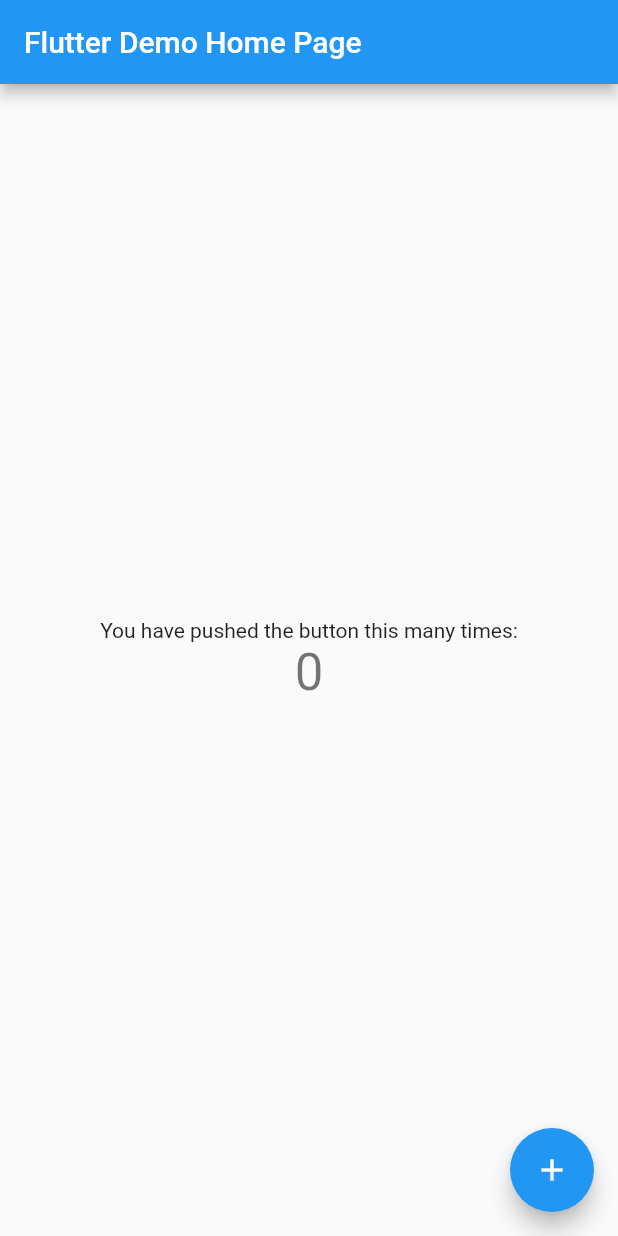
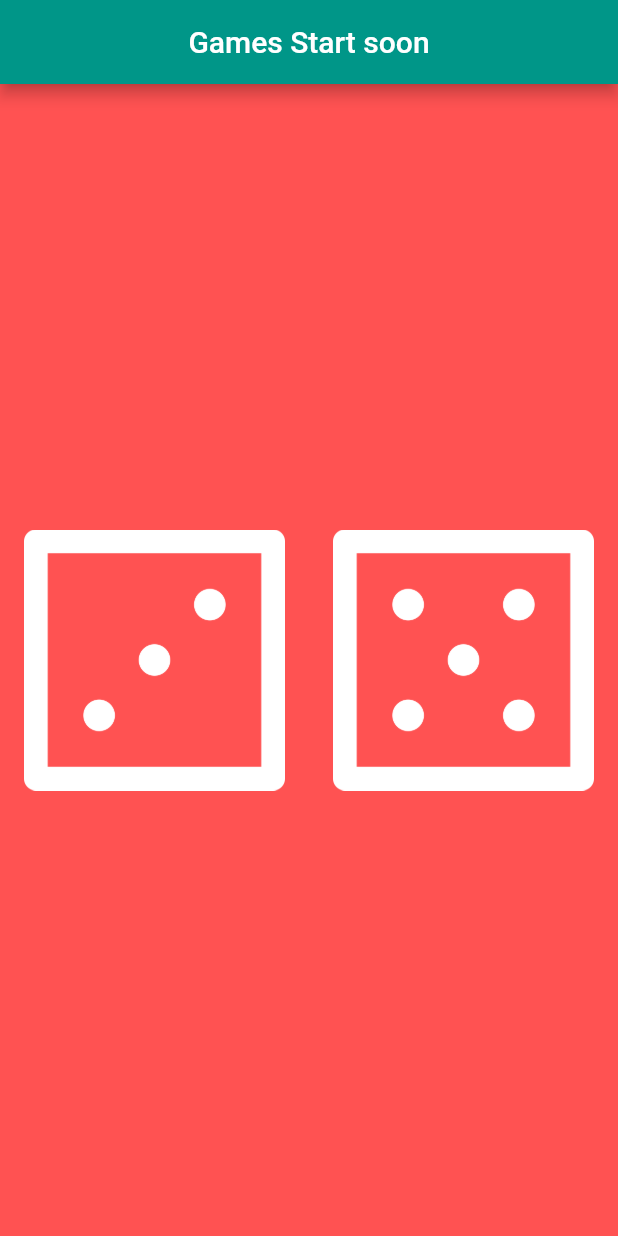
Before and after one commit to gisiora/Flutter-gesture-detection, a Flutter app: the screen it shows after launch, on a phone screen of 412 x 824 dp. Run offline on Flutter 3.47's test engine with Material 2 defaults, Android fonts, the phone set to English and light mode, and no system bars.

Commit message:
first commit

```diff
--- a/lib/main.dart
+++ b/lib/main.dart
@@ -1,115 +1,74 @@
+import 'dart:math';
 import 'package:flutter/material.dart';
-
 void main() {
-  runApp(const MyApp());
+  runApp(MyApp());
 }
 
 class MyApp extends StatelessWidget {
-  const MyApp({Key? key}) : super(key: key);
-
   // This widget is the root of your application.
   @override
   Widget build(BuildContext context) {
+
     return MaterialApp(
-      title: 'Flutter Demo',
-      theme: ThemeData(
-        // This is the theme of your application.
-        //
-        // Try running your application with "flutter run". You'll see the
-        // application has a blue toolbar. Then, without quitting the app, try
-        // changing the primarySwatch below to Colors.green and then invoke
-        // "hot reload" (press "r" in the console where you ran "flutter run",
-        // or simply save your changes to "hot reload" in a Flutter IDE).
-        // Notice that the counter didn't reset back to zero; the application
-        // is not restarted.
-        primarySwatch: Colors.blue,
+      home: Scaffold(
+        backgroundColor: Colors.redAccent,
+        appBar: AppBar(
+          title: Text('Games Start soon'),
+          centerTitle: true,
+          backgroundColor: Colors.teal,
+        ),
+        body: Dice(),
       ),
-      home: const MyHomePage(title: 'Flutter Demo Home Page'),
     );
   }
 }
 
-class MyHomePage extends StatefulWidget {
-  const MyHomePage({Key? key, required this.title}) : super(key: key);
+class Dice extends StatefulWidget {
 
-  // This widget is the home page of your application. It is stateful, meaning
-  // that it has a State object (defined below) that contains fields that affect
-  // how it looks.
-
-  // This class is the configuration for the state. It holds the values (in this
-  // case the title) provided by the parent (in this case the App widget) and
-  // used by the build method of the State. Fields in a Widget subclass are
-  // always marked "final".
-
-  final String title;
 
   @override
-  State<MyHomePage> createState() => _MyHomePageState();
+  State<Dice> createState() => _DiceState();
 }
 
-class _MyHomePageState extends State<MyHomePage> {
-  int _counter = 0;
-
-  void _incrementCounter() {
-    setState(() {
-      // This call to setState tells the Flutter framework that something has
-      // changed in this State, which causes it to rerun the build method below
-      // so that the display can reflect the updated values. If we changed
-      // _counter without calling setState(), then the build method would not be
-      // called again, and so nothing would appear to happen.
-      _counter++;
-    });
-  }
-
+class _DiceState extends State<Dice> {
+  int leftdice=3;
+  int rightdice=5;
   @override
   Widget build(BuildContext context) {
-    // This method is rerun every time setState is called, for instance as done
-    // by the _incrementCounter method above.
-    //
-    // The Flutter framework has been optimized to make rerunning build methods
-    // fast, so that you can just rebuild anything that needs updating rather
-    // than having to individually change instances of widgets.
-    return Scaffold(
-      appBar: AppBar(
-        // Here we take the value from the MyHomePage object that was created by
-        // the App.build method, and use it to set our appbar title.
-        title: Text(widget.title),
+
+    return Center(
+      child: Row(
+        children: [
+          Expanded(
+            flex: 1,
+            child: FlatButton(
+              onPressed: (){
+                setState((){
+                  leftdice=Random().nextInt(6)+1;
+                  rightdice=Random().nextInt(6)+1;
+                });
+
+              },
+              child: Image.asset('images/dice$leftdice.png'),
+            ),
+          ),
+          Expanded(
+            flex: 1,
+            child: FlatButton (
+              onPressed: (){
+                setState((){
+                  leftdice=Random().nextInt(6)+1;
+                  rightdice=Random().nextInt(6)+1;
+
+                });
+
+              },
+
+              child: Image.asset('images/dice$rightdice.png'),
+            ),
+          ),
+        ],
       ),
-      body: Center(
-        // Center is a layout widget. It takes a single child and positions it
-        // in the middle of the parent.
-        child: Column(
-          // Column is also a layout widget. It takes a list of children and
-          // arranges them vertically. By default, it sizes itself to fit its
-          // children horizontally, and tries to be as tall as its parent.
-          //
-          // Invoke "debug painting" (press "p" in the console, choose the
-          // "Toggle Debug Paint" action from the Flutter Inspector in Android
-          // Studio, or the "Toggle Debug Paint" command in Visual Studio Code)
-          // to see the wireframe for each widget.
-          //
-          // Column has various properties to control how it sizes itself and
-          // how it positions its children. Here we use mainAxisAlignment to
-          // center the children vertically; the main axis here is the vertical
-          // axis because Columns are vertical (the cross axis would be
-          // horizontal).
-          mainAxisAlignment: MainAxisAlignment.center,
-          children: <Widget>[
-            const Text(
-              'You have pushed the button this many times:',
-            ),
-            Text(
-              '$_counter',
-              style: Theme.of(context).textTheme.headline4,
-            ),
-          ],
-        ),
-      ),
-      floatingActionButton: FloatingActionButton(
-        onPressed: _incrementCounter,
-        tooltip: 'Increment',
-        child: const Icon(Icons.add),
-      ), // This trailing comma makes auto-formatting nicer for build methods.
     );
   }
 }
--- a/pubspec.yaml
+++ b/pubspec.yaml
@@ -58,9 +58,9 @@ flutter:
   uses-material-design: true
 
   # To add assets to your application, add an assets section, like this:
-  # assets:
-  #   - images/a_dot_burr.jpeg
-  #   - images/a_dot_ham.jpeg
+  assets:
+     - images/
+
 
   # An image asset can refer to one or more resolution-specific "variants", see
   # https://flutter.dev/assets-and-images/#resolution-aware
```
Also changed, not shown: images/dice1.png (added), images/dice2.png (added), images/dice3.png (added), images/dice4.png (added), images/dice5.png (added), images/dice6.png (added).
